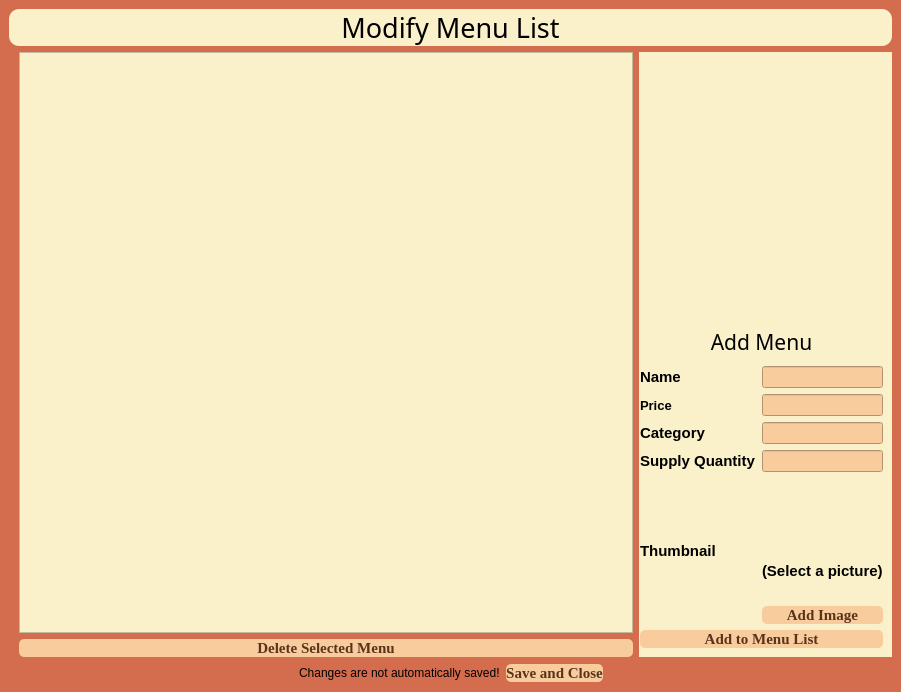
First picture: the form in productswindow.ui, repository PeteCastle/PEx5, before the edit.
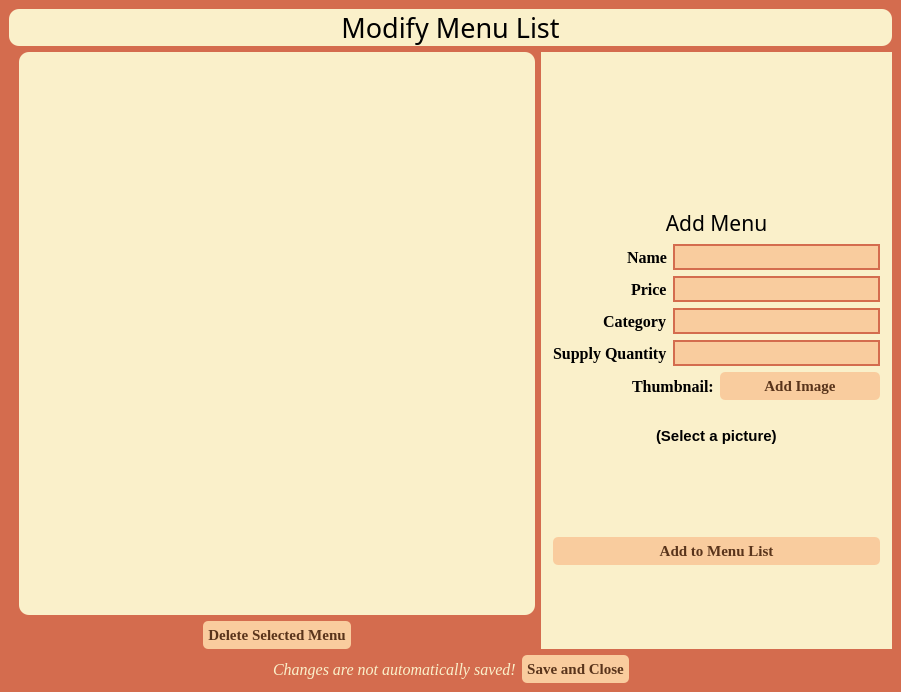
Second picture: the form after the edit. Icons and pictures are not drawn.

```diff
--- a/productswindow.ui
+++ b/productswindow.ui
@@ -17,6 +17,75 @@
    <string notr="true">background-color: rgb(212, 108, 78);</string>
   </property>
   <widget class="QWidget" name="centralwidget">
+   <property name="styleSheet">
+    <string notr="true"> QScrollBar:vertical {
+	border: none;
+	background: rgb(249, 204, 158);
+    width: 14px;
+    margin: 15px 0 15px 0;
+	border-radius: 0px;
+ }
+
+/*  HANDLE BAR VERTICAL */
+QScrollBar::handle:vertical {	
+	background-color: rgb(255, 129, 94);
+	min-height: 30px;
+	border-radius: 7px;
+}
+QScrollBar::handle:vertical:hover{	
+	background-color: rgb(221, 154, 109);
+}
+QScrollBar::handle:vertical:pressed {	
+	background-color: rgb(212, 108, 78);
+}
+
+/* BTN TOP - SCROLLBAR */
+QScrollBar::sub-line:vertical {
+	border: none;
+	background-color: rgb(89, 52, 27);
+	height: 15px;
+	border-top-left-radius: 7px;
+	border-top-right-radius: 7px;
+	subcontrol-position: top;
+	subcontrol-origin: margin;
+}
+QScrollBar::sub-line:vertical:hover {	
+	background-color: rgb(197, 114, 59);
+}
+QScrollBar::sub-line:vertical:pressed {	
+	background-color: rgb(49, 28, 15);
+}
+
+/* BTN BOTTOM - SCROLLBAR */
+QScrollBar::add-line:vertical {
+	border: none;
+	background-color: rgb(89, 52, 27);
+	height: 15px;
+	border-bottom-left-radius: 7px;
+	border-bottom-right-radius: 7px;
+	subcontrol-position: bottom;
+	subcontrol-origin: margin;
+}
+QScrollBar::add-line:vertical:hover {	
+	background-color: rgb(197, 114, 59);
+}
+QScrollBar::add-line:vertical:pressed {	
+	background-color: rgb(49, 28, 15);
+}
+
+
+QPushButton{
+	background-color: rgb(249, 204, 158);
+	color: rgb(89, 52, 27);
+	border-radius: 10px;
+}
+QPushButton::hover{
+	border: 5px solid rgb(138, 80, 42);
+}
+QPushButton::pressed{
+	border: 5px solid rgb(89, 52, 27);
+}</string>
+   </property>
    <layout class="QVBoxLayout" name="verticalLayout_2">
     <item>
      <layout class="QHBoxLayout" name="horizontalLayout"/>
@@ -41,7 +110,7 @@
      </widget>
     </item>
     <item>
-     <layout class="QHBoxLayout" name="horizontalLayout_2" stretch="60,0">
+     <layout class="QHBoxLayout" name="horizontalLayout_2" stretch="60,40">
       <item>
        <layout class="QVBoxLayout" name="verticalLayout_3">
         <property name="leftMargin">
@@ -51,70 +120,130 @@
          <widget class="QTreeView" name="productsList">
           <property name="styleSheet">
            <string notr="true">
-background-color: rgb(250, 240, 202);</string>
+QTreeView{
+background-color: rgb(250, 240, 202);
+border-radius: 10px;
+font:  12px 'Georgia';
+}
+
+QTreeView::item{
+	background-color: rgb(250, 240, 202);
+	color: rgb(89, 52, 27);
+	padding:5px;
+}
+QTreeView::item:hover {
+	background-color: rgb(249, 204, 158);
+}
+
+QTreeView::item:selected {
+	background-color: rgb(89, 52, 27);
+
+	color: rgb(250, 240, 202);
+	font-weight:bold;
+}
+
+QHeaderView::section{
+	background-color: rgb(250, 240, 202);
+	border: 1px solid  rgb(249, 204, 158);
+	font: 14px 'Georgia';
+}</string>
           </property>
          </widget>
         </item>
         <item>
-         <widget class="QPushButton" name="pushButton">
-          <property name="font">
-           <font>
-            <family>Georgia</family>
-            <pointsize>11</pointsize>
-            <bold>true</bold>
-           </font>
+         <layout class="QHBoxLayout" name="horizontalLayout_4">
+          <property name="topMargin">
+           <number>0</number>
           </property>
-          <property name="styleSheet">
-           <string notr="true">
+          <item>
+           <spacer name="horizontalSpacer_3">
+            <property name="orientation">
+             <enum>Qt::Horizontal</enum>
+            </property>
+            <property name="sizeHint" stdset="0">
+             <size>
+              <width>40</width>
+              <height>20</height>
+             </size>
+            </property>
+           </spacer>
+          </item>
+          <item>
+           <widget class="QPushButton" name="pushButton">
+            <property name="font">
+             <font>
+              <family>Georgia</family>
+              <pointsize>11</pointsize>
+              <bold>true</bold>
+             </font>
+            </property>
+            <property name="styleSheet">
+             <string notr="true">
 background-color: rgb(249, 204, 158);
 color: rgb(89, 52, 27);
-border-radius: 5px;</string>
-          </property>
-          <property name="text">
-           <string>Delete Selected Menu</string>
-          </property>
-         </widget>
+border-radius: 5px;
+padding: 5px 5px 5px 5px;</string>
+            </property>
+            <property name="text">
+             <string>Delete Selected Menu</string>
+            </property>
+           </widget>
+          </item>
+          <item>
+           <spacer name="horizontalSpacer_4">
+            <property name="orientation">
+             <enum>Qt::Horizontal</enum>
+            </property>
+            <property name="sizeHint" stdset="0">
+             <size>
+              <width>40</width>
+              <height>20</height>
+             </size>
+            </property>
+           </spacer>
+          </item>
+         </layout>
         </item>
        </layout>
       </item>
       <item>
-       <widget class="QWidget" name="" native="true">
+       <widget class="QWidget" name="widget" native="true">
         <property name="styleSheet">
          <string notr="true">background-color: rgb(250, 240, 202);</string>
         </property>
         <layout class="QVBoxLayout" name="verticalLayout">
          <property name="leftMargin">
-          <number>1</number>
+          <number>12</number>
          </property>
-         <item>
-          <widget class="QLabel" name="RestaurantLogo">
+         <property name="topMargin">
+          <number>0</number>
+         </property>
+         <property name="rightMargin">
+          <number>12</number>
+         </property>
+         <property name="bottomMargin">
+          <number>0</number>
+         </property>
+         <item alignment="Qt::AlignHCenter">
+          <widget class="QLabel" name="label">
+           <property name="minimumSize">
+            <size>
+             <width>290</width>
+             <height>150</height>
+            </size>
+           </property>
            <property name="maximumSize">
             <size>
-             <width>300</width>
-             <height>300</height>
+             <width>290</width>
+             <height>150</height>
             </size>
            </property>
-           <property name="layoutDirection">
-            <enum>Qt::LeftToRight</enum>
-           </property>
            <property name="styleSheet">
-            <string notr="true">image: url(:/logo/pictures/logo 4.png);</string>
-           </property>
-           <property name="frameShape">
-            <enum>QFrame::NoFrame</enum>
+            <string notr="true">image: url(:/logo/pictures/logo 2.png);</string>
            </property>
            <property name="text">
             <string/>
            </property>
-           <property name="alignment">
-            <set>Qt::AlignCenter</set>
-           </property>
-           <property name="margin">
-            <number>6</number>
-           </property>
-           <property name="indent">
-            <number>-6</number>
-           </property>
           </widget>
          </item>
          <item>
@@ -144,11 +273,12 @@
          </item>
          <item>
           <layout class="QGridLayout" name="gridLayout">
-           <item row="1" column="0">
+           <item row="1" column="0" alignment="Qt::AlignRight">
             <widget class="QLabel" name="MenuPriceLabel">
              <property name="font">
               <font>
-               <pointsize>10</pointsize>
+               <family>Georgia</family>
+               <pointsize>12</pointsize>
                <bold>true</bold>
               </font>
              </property>
@@ -161,142 +291,176 @@
              </property>
             </widget>
            </item>
-           <item row="4" column="0">
-            <widget class="QLabel" name="MenuThumbnailLabel">
-             <property name="font">
-              <font>
-               <pointsize>11</pointsize>
-               <bold>true</bold>
-              </font>
-             </property>
-             <property name="styleSheet">
-              <string notr="true">color: rgb(0, 0, 0);
-background-color: rgb(250, 240, 202);</string>
-             </property>
-             <property name="text">
-              <string>Thumbnail</string>
-             </property>
-            </widget>
-           </item>
-           <item row="4" column="1">
-            <layout class="QVBoxLayout" name="verticalLayout_4">
-             <item>
-              <widget class="QLabel" name="MenuPicture">
-               <property name="text">
-                <string/>
-               </property>
-              </widget>
-             </item>
-             <item>
-              <widget class="QLabel" name="MenuFilePath">
-               <property name="font">
-                <font>
-                 <pointsize>11</pointsize>
-                 <bold>true</bold>
-                </font>
-               </property>
-               <property name="styleSheet">
-                <string notr="true">color: rgb(0, 0, 0);</string>
-               </property>
-               <property name="text">
-                <string>(Select a picture)</string>
-               </property>
-              </widget>
-             </item>
-             <item>
-              <widget class="QPushButton" name="AddImageButton">
-               <property name="font">
-                <font>
-                 <family>Georgia</family>
-                 <pointsize>11</pointsize>
-                 <bold>true</bold>
-                </font>
-               </property>
-               <property name="styleSheet">
-                <string notr="true">
-background-color: rgb(249, 204, 158);
-color: rgb(89, 52, 27);
-border-radius: 5px;</string>
-               </property>
-               <property name="text">
-                <string>Add Image</string>
-               </property>
-              </widget>
-             </item>
-            </layout>
-           </item>
-           <item row="3" column="0">
-            <widget class="QLabel" name="MenuSupplyQuantityLabel">
-             <property name="font">
-              <font>
-               <pointsize>11</pointsize>
-               <bold>true</bold>
-              </font>
-             </property>
-             <property name="styleSheet">
-              <string notr="true">color: rgb(0, 0, 0);
-background-color: rgb(250, 240, 202);</string>
-             </property>
-             <property name="text">
-              <string>Supply Quantity</string>
-             </property>
-            </widget>
-           </item>
-           <item row="2" column="0">
-            <widget class="QLabel" name="MenuCategoryLabel">
-             <property name="font">
-              <font>
-               <pointsize>11</pointsize>
-               <bold>true</bold>
-              </font>
-             </property>
-             <property name="styleSheet">
-              <string notr="true">color: rgb(0, 0, 0);
-background-color: rgb(250, 240, 202);</string>
-             </property>
-             <property name="text">
-              <string>Category</string>
-             </property>
-            </widget>
-           </item>
            <item row="2" column="1">
             <widget class="QLineEdit" name="MenuCategoryLineEdit">
              <property name="styleSheet">
-              <string notr="true">color: rgb(0, 0, 0);
-background-color: rgb(249, 204, 158);</string>
-             </property>
-            </widget>
-           </item>
-           <item row="1" column="1">
-            <widget class="QLineEdit" name="MenuPriceLineEdit">
-             <property name="styleSheet">
-              <string notr="true">color: rgb(0, 0, 0);
-background-color: rgb(249, 204, 158);</string>
+              <string notr="true">
+
+QLineEdit{
+	background-color: rgb(249, 204, 158);
+	color: rgb(89, 52, 27);
+	font : 16 px 'Georgia';
+	padding: 3px 10px 3px 10px;
+	border: 2px solid rgb(212, 108, 78);
+}
+
+</string>
              </property>
             </widget>
            </item>
            <item row="3" column="1">
             <widget class="QLineEdit" name="MenuSupplyQuantityLineEdit">
              <property name="styleSheet">
-              <string notr="true">color: rgb(0, 0, 0);
-background-color: rgb(249, 204, 158);</string>
+              <string notr="true">
+
+QLineEdit{
+	background-color: rgb(249, 204, 158);
+	color: rgb(89, 52, 27);
+	font : 16 px 'Georgia';
+	padding: 3px 10px 3px 10px;
+	border: 2px solid rgb(212, 108, 78);
+}
+
+</string>
+             </property>
+            </widget>
+           </item>
+           <item row="1" column="1">
+            <widget class="QLineEdit" name="MenuPriceLineEdit">
+             <property name="styleSheet">
+              <string notr="true">
+
+QLineEdit{
+	background-color: rgb(249, 204, 158);
+	color: rgb(89, 52, 27);
+	font : 16 px 'Georgia';
+	padding: 3px 10px 3px 10px;
+	border: 2px solid rgb(212, 108, 78);
+}
+
+</string>
              </property>
             </widget>
            </item>
            <item row="0" column="1">
             <widget class="QLineEdit" name="MenuNameLineEdit">
              <property name="styleSheet">
+              <string notr="true">
+
+QLineEdit{
+	background-color: rgb(249, 204, 158);
+	color: rgb(89, 52, 27);
+	font : 16 px 'Georgia';
+	padding: 3px 10px 3px 10px;
+	border: 2px solid rgb(212, 108, 78);
+}
+
+</string>
+             </property>
+            </widget>
+           </item>
+           <item row="6" column="0" colspan="2">
+            <layout class="QVBoxLayout" name="verticalLayout_4">
+             <item>
+              <widget class="QLabel" name="MenuPicture">
+               <property name="text">
+                <string/>
+               </property>
+              </widget>
+             </item>
+             <item>
+              <layout class="QHBoxLayout" name="horizontalLayout_6">
+               <property name="topMargin">
+                <number>0</number>
+               </property>
+               <item>
+                <spacer name="horizontalSpacer_6">
+                 <property name="orientation">
+                  <enum>Qt::Horizontal</enum>
+                 </property>
+                 <property name="sizeHint" stdset="0">
+                  <size>
+                   <width>40</width>
+                   <height>20</height>
+                  </size>
+                 </property>
+                </spacer>
+               </item>
+               <item>
+                <widget class="QLabel" name="MenuFilePath">
+                 <property name="font">
+                  <font>
+                   <pointsize>11</pointsize>
+                   <bold>true</bold>
+                  </font>
+                 </property>
+                 <property name="styleSheet">
+                  <string notr="true">color: rgb(0, 0, 0);</string>
+                 </property>
+                 <property name="text">
+                  <string>(Select a picture)</string>
+                 </property>
+                </widget>
+               </item>
+               <item>
+                <spacer name="horizontalSpacer_5">
+                 <property name="orientation">
+                  <enum>Qt::Horizontal</enum>
+                 </property>
+                 <property name="sizeHint" stdset="0">
+                  <size>
+                   <width>40</width>
+                   <height>20</height>
+                  </size>
+                 </property>
+                </spacer>
+               </item>
+              </layout>
+             </item>
+            </layout>
+           </item>
+           <item row="2" column="0" alignment="Qt::AlignRight">
+            <widget class="QLabel" name="MenuCategoryLabel">
+             <property name="font">
+              <font>
+               <family>Georgia</family>
+               <pointsize>12</pointsize>
+               <bold>true</bold>
+              </font>
+             </property>
+             <property name="styleSheet">
               <string notr="true">color: rgb(0, 0, 0);
-background-color: rgb(249, 204, 158);</string>
+background-color: rgb(250, 240, 202);</string>
              </property>
+             <property name="text">
+              <string>Category</string>
+             </property>
             </widget>
            </item>
-           <item row="0" column="0">
+           <item row="3" column="0" alignment="Qt::AlignRight">
+            <widget class="QLabel" name="MenuSupplyQuantityLabel">
+             <property name="font">
+              <font>
+               <family>Georgia</family>
+               <pointsize>12</pointsize>
+               <bold>true</bold>
+              </font>
+             </property>
+             <property name="styleSheet">
+              <string notr="true">color: rgb(0, 0, 0);
+background-color: rgb(250, 240, 202);</string>
+             </property>
+             <property name="text">
+              <string>Supply Quantity</string>
+             </property>
+            </widget>
+           </item>
+           <item row="0" column="0" alignment="Qt::AlignRight">
             <widget class="QLabel" name="MenuNameLabel">
              <property name="font">
               <font>
-               <family>Segoe UI</family>
-               <pointsize>11</pointsize>
+               <family>Georgia</family>
+               <pointsize>12</pointsize>
                <bold>true</bold>
               </font>
              </property>
@@ -309,8 +473,67 @@
              </property>
             </widget>
            </item>
+           <item row="4" column="0" colspan="2">
+            <layout class="QHBoxLayout" name="horizontalLayout_5">
+             <property name="topMargin">
+              <number>0</number>
+             </property>
+             <item alignment="Qt::AlignRight">
+              <widget class="QLabel" name="MenuThumbnailLabel">
+               <property name="font">
+                <font>
+                 <family>Georgia</family>
+                 <pointsize>12</pointsize>
+                 <bold>true</bold>
+                </font>
+               </property>
+               <property name="styleSheet">
+                <string notr="true">color: rgb(0, 0, 0);
+background-color: rgb(250, 240, 202);</string>
+               </property>
+               <property name="text">
+                <string>Thumbnail:</string>
+               </property>
+              </widget>
+             </item>
+             <item>
+              <widget class="QPushButton" name="AddImageButton">
+               <property name="font">
+                <font>
+                 <family>Georgia</family>
+                 <pointsize>11</pointsize>
+                 <bold>true</bold>
+                </font>
+               </property>
+               <property name="styleSheet">
+                <string notr="true">
+background-color: rgb(249, 204, 158);
+color: rgb(89, 52, 27);
+border-radius: 5px;
+padding: 5px 5px 5px 5px;</string>
+               </property>
+               <property name="text">
+                <string>Add Image</string>
+               </property>
+              </widget>
+             </item>
+            </layout>
+           </item>
           </layout>
          </item>
+         <item>
+          <spacer name="verticalSpacer_2">
+           <property name="orientation">
+            <enum>Qt::Vertical</enum>
+           </property>
+           <property name="sizeHint" stdset="0">
+            <size>
+             <width>20</width>
+             <height>40</height>
+            </size>
+           </property>
+          </spacer>
+         </item>
          <item>
           <widget class="QPushButton" name="AddMenuButton">
            <property name="font">
@@ -324,13 +547,27 @@
             <string notr="true">
 background-color: rgb(249, 204, 158);
 color: rgb(89, 52, 27);
-border-radius: 5px;</string>
+border-radius: 5px;
+padding: 5px 5px 5px 5px;</string>
            </property>
            <property name="text">
             <string>Add to Menu List</string>
            </property>
           </widget>
          </item>
+         <item>
+          <spacer name="verticalSpacer">
+           <property name="orientation">
+            <enum>Qt::Vertical</enum>
+           </property>
+           <property name="sizeHint" stdset="0">
+            <size>
+             <width>20</width>
+             <height>40</height>
+            </size>
+           </property>
+          </spacer>
+         </item>
         </layout>
        </widget>
       </item>
@@ -353,8 +590,15 @@
       </item>
       <item>
        <widget class="QLabel" name="NoticeLabel">
+        <property name="font">
+         <font>
+          <family>Georgia</family>
+          <pointsize>12</pointsize>
+          <italic>true</italic>
+         </font>
+        </property>
         <property name="styleSheet">
-         <string notr="true">color: rgb(0, 0, 0);</string>
+         <string notr="true">color: rgb(250, 240, 202);</string>
         </property>
         <property name="text">
          <string>Changes are not automatically saved!</string>
@@ -374,7 +618,8 @@
          <string notr="true">
 background-color: rgb(249, 204, 158);
 color: rgb(89, 52, 27);
-border-radius: 5px;</string>
+border-radius: 5px;
+padding: 5px 5px 5px 5px;</string>
         </property>
         <property name="text">
          <string>Save and Close</string>
```
Left out of the diff: 2 changed lines with no effect on the pictures.
